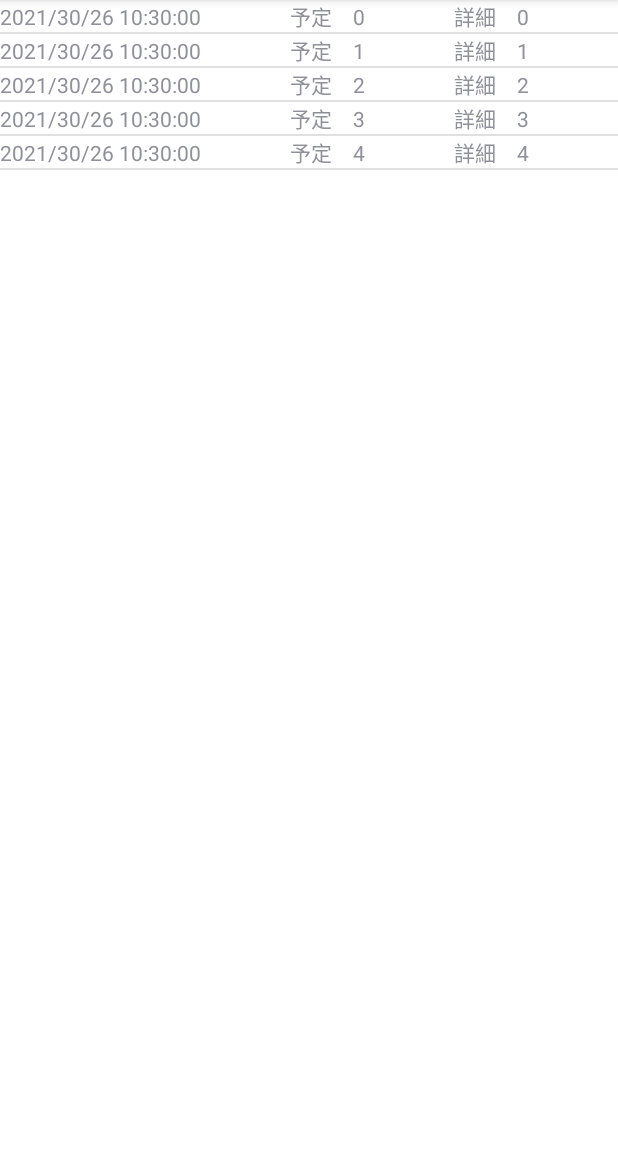
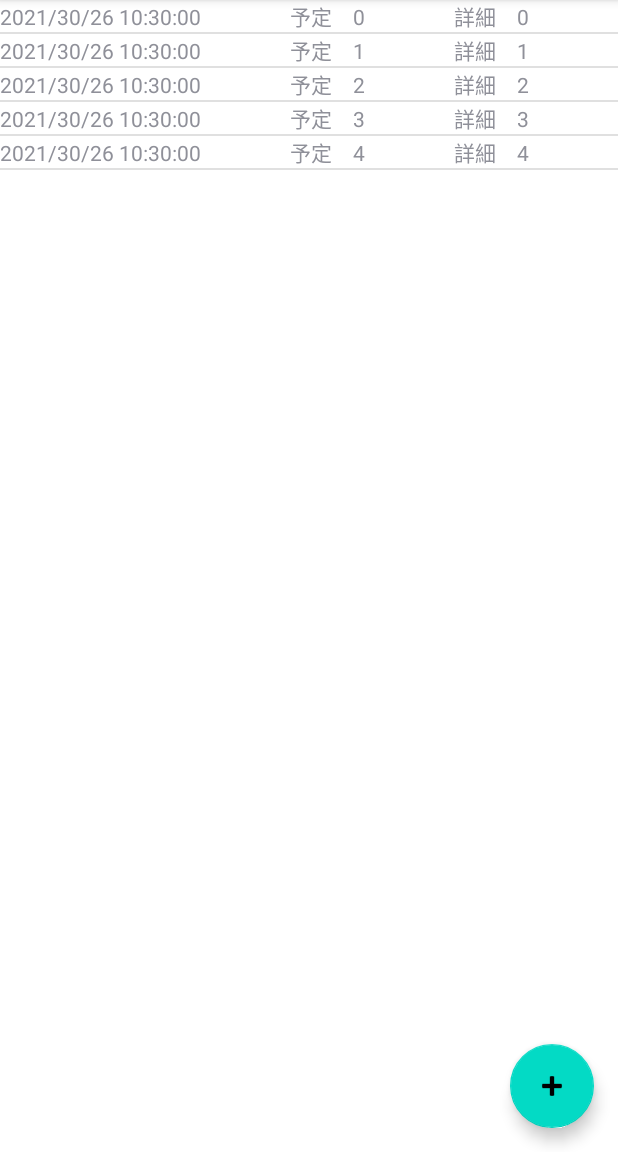
Before and after one commit to test070/ListView, an Android app: the screen it shows after launch (MainActivity), on a phone screen of 412 x 824 dp, the part 84-1236 px from its top. Run offline under Robolectric (Android 15) with nearby library versions, the phone set to English and light mode, and no system bars.

Commit message:
新規追加ボタン
メモの新規追加機能を実装

```diff
--- a/MyApplication2/app/src/main/java/com/example/myapplication/InputActivity.java
+++ b/MyApplication2/app/src/main/java/com/example/myapplication/InputActivity.java
@@ -15,6 +15,7 @@ import java.text.SimpleDateFormat;
 import java.util.Date;
 
 public class InputActivity extends AppCompatActivity {
+    int index = 0;
     @Override
     protected void onCreate(Bundle savedInstanceState) {
         super.onCreate(savedInstanceState);
@@ -27,6 +28,7 @@ public class InputActivity extends AppCompatActivity {
 
         Intent intent = getIntent();
         ListItemEntity item = (ListItemEntity)intent.getSerializableExtra(MainActivity.EXTRA_DATA);
+        index = item.getIndex();
 
         inputTitle.setText(item.getTitle());
         DateFormat dateFormat = new SimpleDateFormat("yyyy/mm/dd HH:mm:ss");
@@ -50,7 +52,7 @@ public class InputActivity extends AppCompatActivity {
                 } catch (ParseException e) {
                     e.printStackTrace();
                 }
-                ListItemEntity retItem = new ListItemEntity(date, inputTitle.getText().toString(), inputContents.getText().toString());
+                ListItemEntity retItem = new ListItemEntity(index, date, inputTitle.getText().toString(), inputContents.getText().toString());
                 //ListItemEntityデータをインテントにセット
                 Intent retIntent = getIntent();
                 retIntent.putExtra(MainActivity.RETURN_DATA, retItem);
--- a/MyApplication2/app/src/main/java/com/example/myapplication/ListItemEntity.java
+++ b/MyApplication2/app/src/main/java/com/example/myapplication/ListItemEntity.java
@@ -9,7 +9,8 @@ public class ListItemEntity implements Serializable {
     private String contents;
     private int index;
 
-    ListItemEntity(Date argDate, String argtitle, String argContents){
+    ListItemEntity(int argIndex, Date argDate, String argtitle, String argContents){
+        index = argIndex;
         date = argDate;
         title = argtitle;
         contents = argContents;
--- a/MyApplication2/app/src/main/java/com/example/myapplication/MainActivity.java
+++ b/MyApplication2/app/src/main/java/com/example/myapplication/MainActivity.java
@@ -11,7 +11,10 @@ import android.os.Bundle;
 import android.view.View;
 import android.widget.AdapterView;
 import android.widget.BaseAdapter;
+import android.widget.Button;
 import android.widget.ListView;
+
+import com.google.android.material.floatingactionbutton.FloatingActionButton;
 
 import java.util.ArrayList;
 import java.util.Date;
@@ -22,6 +25,7 @@ public class MainActivity extends AppCompatActivity {
             = "com.example.DATA";
     public static final String RETURN_DATA
             = "com.example.RETURN_DATA";
+    public static final int ADD_ITEM_INDEX = -1;//新規追加の場合のインデックス
     private final ArrayList<ListItemEntity> items= new ArrayList<>();
     @Override
     protected void onCreate(Bundle savedInstanceState) {
@@ -33,7 +37,7 @@ public class MainActivity extends AppCompatActivity {
             Date dateVal = new Date();
             String titleText = "予定　" + Integer.valueOf(i).toString();
             String detailText = "詳細　" + Integer.valueOf(i).toString();
-            ListItemEntity item = new ListItemEntity(dateVal, titleText, detailText);
+            ListItemEntity item = new ListItemEntity(i, dateVal, titleText, detailText);
             items.add(item);
         }
 
@@ -61,6 +65,20 @@ public class MainActivity extends AppCompatActivity {
                     }
                 }
         );
+
+        FloatingActionButton fab = findViewById(R.id.fabAddListItem);
+        fab.setOnClickListener(new View.OnClickListener() {
+            @Override
+            public void onClick(View v) {
+                //新しいリスト要素を作成
+                ListItemEntity item = new ListItemEntity(ADD_ITEM_INDEX, new Date(), "","");
+                //InputActivityのインテントを生成
+                Intent intent = new Intent(MainActivity.this, InputActivity.class);
+                intent.putExtra(EXTRA_DATA, item);
+                //インテントで画面遷移
+                launcher.launch(intent);
+            }
+        });
     }
 
     //画面遷移の処理
@@ -73,7 +91,13 @@ public class MainActivity extends AppCompatActivity {
                         Intent      resultData = result.getData();
                         if (resultData != null) {
                             ListItemEntity item = (ListItemEntity)resultData.getSerializableExtra(MainActivity.RETURN_DATA);
-                            items.set(item.getIndex(), item);
+                            if(item.getIndex() == ADD_ITEM_INDEX){
+                                //新規追加の場合
+                                items.add(item);
+                            }else{
+                                //情報更新の場合
+                                items.set(item.getIndex(), item);
+                            }
 
                             // ListViewのインスタンスを生成
                             ListView listView = findViewById(R.id.list_view);
--- a/MyApplication2/app/src/main/res/layout/activity_main.xml
+++ b/MyApplication2/app/src/main/res/layout/activity_main.xml
@@ -15,4 +15,14 @@
         tools:layout_editor_absoluteX="-1dp"
         tools:layout_editor_absoluteY="2dp">
     </ListView>
+
+    <com.google.android.material.floatingactionbutton.FloatingActionButton
+        android:id="@+id/fabAddListItem"
+        android:layout_width="wrap_content"
+        android:layout_height="wrap_content"
+        android:layout_gravity="bottom|end"
+        android:layout_margin="16dp"
+        app:layout_constraintBottom_toBottomOf="parent"
+        app:layout_constraintEnd_toEndOf="parent"
+        app:srcCompat="@android:drawable/ic_input_add" />
 </androidx.constraintlayout.widget.ConstraintLayout>
```
